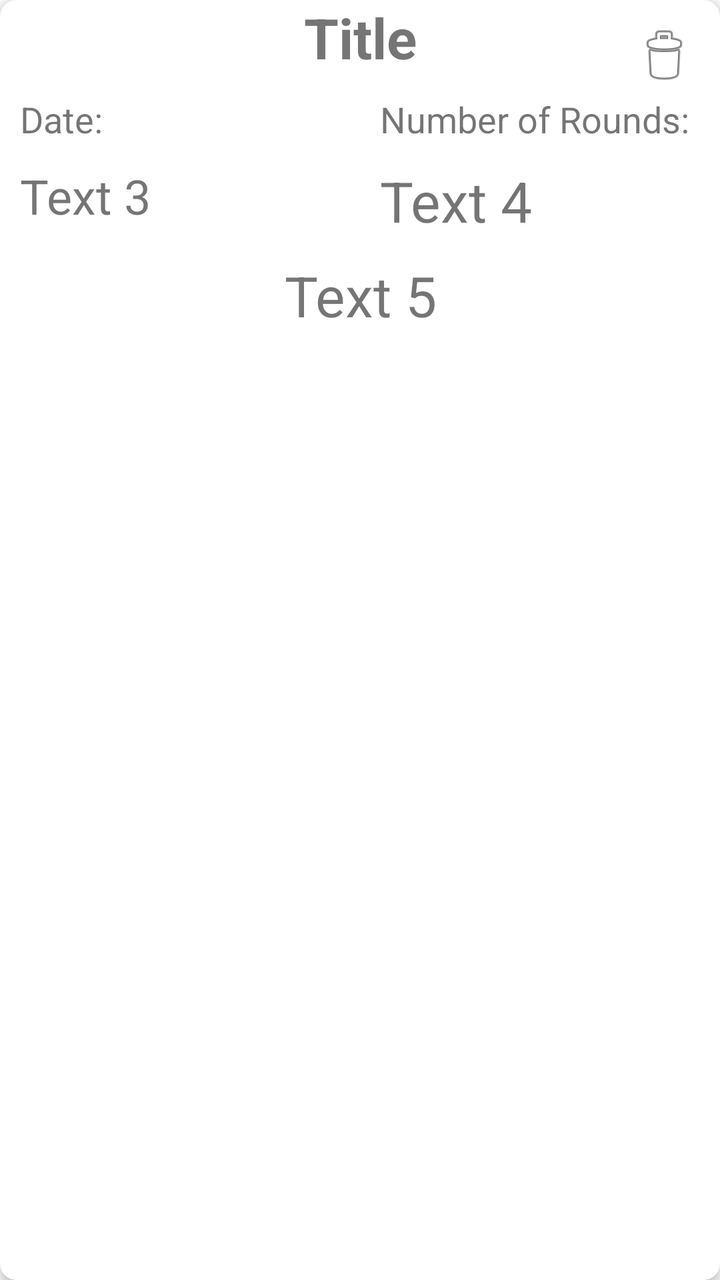
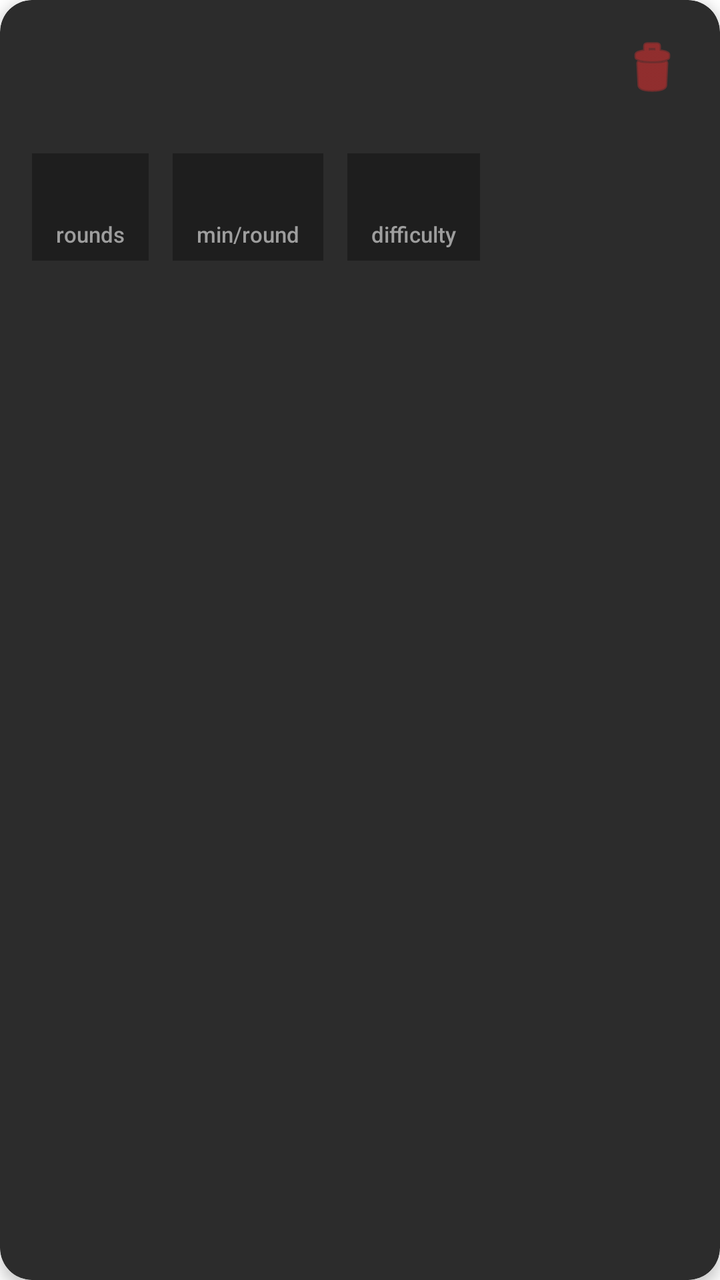

An Android layout rendered at two revisions. The XML below is the earlier revision; the diff shows what the commit changed to produce the second picture.
<!-- AndroidManifest.xml: application theme Theme.SparTime -->
<!-- res/layout/item_training.xml -->
<?xml version="1.0" encoding="utf-8"?>
<androidx.cardview.widget.CardView
    xmlns:android="http://schemas.android.com/apk/res/android"
    xmlns:app="http://schemas.android.com/apk/res-auto"
    android:layout_width="match_parent"
    android:layout_height="wrap_content"
    app:cardCornerRadius="8dp"
    app:cardElevation="4dp"
    android:layout_margin="16dp">

    <androidx.constraintlayout.widget.ConstraintLayout
        android:layout_width="match_parent"
        android:layout_height="wrap_content">

        <TextView
            android:id="@+id/textViewTitle"
            android:layout_width="match_parent"
            android:layout_height="wrap_content"
            android:text="Title"
            android:gravity="center"
            android:textSize="28sp"
            android:textStyle="bold"
            app:layout_constraintTop_toTopOf="parent"
            app:layout_constraintStart_toStartOf="parent"
            app:layout_constraintEnd_toEndOf="parent"
            app:layout_constraintBottom_toTopOf="@+id/textViewDateTitle"
            app:layout_constraintDimensionRatio="2:1" />

        <TextView
            android:id="@+id/textViewDateTitle"
            android:layout_width="0dp"
            android:layout_height="wrap_content"
            android:text="Date:"
            android:textSize="18sp"
            android:layout_margin="10dp"
            app:layout_constraintStart_toStartOf="parent"
            app:layout_constraintEnd_toStartOf="@+id/numOfRoundsTitle"
            app:layout_constraintTop_toBottomOf="@+id/textViewTitle" />

        <TextView
            android:id="@+id/numOfRoundsTitle"
            android:layout_width="0dp"
            android:layout_margin="10dp"
            android:layout_height="wrap_content"
            android:text="Number of Rounds:"
            android:textSize="18sp"
            app:layout_constraintTop_toBottomOf="@+id/textViewTitle"
            app:layout_constraintStart_toEndOf="@+id/textViewDateTitle"
            app:layout_constraintEnd_toEndOf="parent"/>

        <TextView
            android:id="@+id/textViewDate"
            android:layout_width="0dp"
            android:layout_height="wrap_content"
            android:text="Text 3"
            android:layout_margin="10dp"
            android:textSize="24sp"
            app:layout_constraintStart_toStartOf="parent"
            app:layout_constraintEnd_toStartOf="@+id/numOfRounds"
            app:layout_constraintTop_toBottomOf="@+id/numOfRoundsTitle" />

        <TextView
            android:id="@+id/numOfRounds"
            android:layout_width="0dp"
            android:layout_height="wrap_content"
            android:layout_marginStart="20dp"
            android:text="Text 4"
            android:textSize="28sp"
            android:layout_margin="10dp"
            app:layout_constraintTop_toBottomOf="@+id/numOfRoundsTitle"
            app:layout_constraintStart_toEndOf="@+id/textViewDate"
            app:layout_constraintEnd_toEndOf="parent"/>

        <TextView
            android:id="@+id/description"
            android:layout_width="match_parent"
            android:gravity="center"
            android:layout_height="wrap_content"
            android:layout_marginStart="20dp"
            android:text="Text 5"
            android:layout_margin="10dp"
            android:textSize="28sp"
            app:layout_constraintTop_toBottomOf="@+id/numOfRounds"
            app:layout_constraintStart_toStartOf="parent"
            app:layout_constraintEnd_toEndOf="parent"
            app:layout_constraintBottom_toBottomOf="parent" />

        <ImageButton
            android:id="@+id/deleteButton"
            android:layout_width="40dp"
            android:layout_height="40dp"
            android:layout_margin="8dp"
            android:background="?attr/selectableItemBackgroundBorderless"
            android:src="@android:drawable/ic_menu_delete"
            android:contentDescription="Delete training"
            app:layout_constraintEnd_toEndOf="parent"
            app:layout_constraintTop_toTopOf="parent" />

    </androidx.constraintlayout.widget.ConstraintLayout>
</androidx.cardview.widget.CardView>
<!-- resources referenced by this layout -->
<resources>
  <style name="Theme.SparTime" parent="Theme.MaterialComponents.DayNight.DarkActionBar">
          
          <item name="colorPrimary">#782E2E</item>
          <item name="colorPrimaryVariant">#782E2E</item>
          <item name="colorOnPrimary">@color/white</item>
          
          <item name="colorSecondary">@color/teal_200</item>
          <item name="colorSecondaryVariant">@color/teal_700</item>
          <item name="colorOnSecondary">@color/black</item>
          
          <item name="android:statusBarColor" tools:targetApi="l">?attr/colorPrimaryVariant</item>
          
      </style>
  <color name="white">#FFFFFFFF</color>
  <color name="teal_200">#FF03DAC5</color>
  <color name="teal_700">#FF018786</color>
  <color name="black">#FF000000</color>
</resources>

<!-- the commit's change to res/layout/item_training.xml (unified diff, before → after) -->
@@ -1,100 +1,170 @@
 <?xml version="1.0" encoding="utf-8"?>
-<androidx.cardview.widget.CardView
+<com.google.android.material.card.MaterialCardView
     xmlns:android="http://schemas.android.com/apk/res/android"
     xmlns:app="http://schemas.android.com/apk/res-auto"
     android:layout_width="match_parent"
     android:layout_height="wrap_content"
-    app:cardCornerRadius="8dp"
-    app:cardElevation="4dp"
-    android:layout_margin="16dp">
+    android:layout_marginHorizontal="4dp"
+    android:layout_marginVertical="6dp"
+    app:cardBackgroundColor="@color/surface"
+    app:cardCornerRadius="16dp"
+    app:cardElevation="4dp">
 
     <androidx.constraintlayout.widget.ConstraintLayout
         android:layout_width="match_parent"
-        android:layout_height="wrap_content">
+        android:layout_height="wrap_content"
+        android:padding="16dp">
 
+        
         <TextView
             android:id="@+id/textViewTitle"
-            android:layout_width="match_parent"
-            android:layout_height="wrap_content"
-            android:text="Title"
-            android:gravity="center"
-            android:textSize="28sp"
-            android:textStyle="bold"
-            app:layout_constraintTop_toTopOf="parent"
-            app:layout_constraintStart_toStartOf="parent"
-            app:layout_constraintEnd_toEndOf="parent"
-            app:layout_constraintBottom_toTopOf="@+id/textViewDateTitle"
-            app:layout_constraintDimensionRatio="2:1" />
-
-        <TextView
-            android:id="@+id/textViewDateTitle"
             android:layout_width="0dp"
             android:layout_height="wrap_content"
-            android:text="Date:"
-            android:textSize="18sp"
-            android:layout_margin="10dp"
+            android:fontFamily="sans-serif-black"
+            android:textColor="@color/white"
+            android:textSize="20sp"
+            app:layout_constraintEnd_toStartOf="@+id/deleteButton"
             app:layout_constraintStart_toStartOf="parent"
-            app:layout_constraintEnd_toStartOf="@+id/numOfRoundsTitle"
-            app:layout_constraintTop_toBottomOf="@+id/textViewTitle" />
+            app:layout_constraintTop_toTopOf="parent" />
 
-        <TextView
-            android:id="@+id/numOfRoundsTitle"
-            android:layout_width="0dp"
-            android:layout_margin="10dp"
-            android:layout_height="wrap_content"
-            android:text="Number of Rounds:"
-            android:textSize="18sp"
-            app:layout_constraintTop_toBottomOf="@+id/textViewTitle"
-            app:layout_constraintStart_toEndOf="@+id/textViewDateTitle"
-            app:layout_constraintEnd_toEndOf="parent"/>
+        
+        <ImageButton
+            android:id="@+id/deleteButton"
+            android:layout_width="36dp"
+            android:layout_height="36dp"
+            android:background="?attr/selectableItemBackgroundBorderless"
+            android:contentDescription="Delete training"
+            android:src="@android:drawable/ic_menu_delete"
+            android:tint="@color/accent_red"
+            app:layout_constraintEnd_toEndOf="parent"
+            app:layout_constraintTop_toTopOf="parent" />
 
+        
         <TextView
             android:id="@+id/textViewDate"
             android:layout_width="0dp"
             android:layout_height="wrap_content"
-            android:text="Text 3"
-            android:layout_margin="10dp"
-            android:textSize="24sp"
+            android:layout_marginTop="4dp"
+            android:fontFamily="sans-serif-medium"
+            android:textColor="@color/gray_medium"
+            android:textSize="13sp"
+            app:layout_constraintEnd_toEndOf="parent"
             app:layout_constraintStart_toStartOf="parent"
-            app:layout_constraintEnd_toStartOf="@+id/numOfRounds"
-            app:layout_constraintTop_toBottomOf="@+id/numOfRoundsTitle" />
+            app:layout_constraintTop_toBottomOf="@id/textViewTitle" />
 
-        <TextView
-            android:id="@+id/numOfRounds"
+        
+        <LinearLayout
+            android:id="@+id/statsRow"
             android:layout_width="0dp"
             android:layout_height="wrap_content"
-            android:layout_marginStart="20dp"
-            android:text="Text 4"
-            android:textSize="28sp"
-            android:layout_margin="10dp"
-            app:layout_constraintTop_toBottomOf="@+id/numOfRoundsTitle"
-            app:layout_constraintStart_toEndOf="@+id/textViewDate"
-            app:layout_constraintEnd_toEndOf="parent"/>
+            android:layout_marginTop="12dp"
+            android:gravity="start"
+            android:orientation="horizontal"
+            app:layout_constraintEnd_toEndOf="parent"
+            app:layout_constraintStart_toStartOf="parent"
+            app:layout_constraintTop_toBottomOf="@id/textViewDate">
 
+            
+            <LinearLayout
+                android:layout_width="wrap_content"
+                android:layout_height="wrap_content"
+                android:layout_marginEnd="12dp"
+                android:background="@color/background_secondary"
+                android:gravity="center"
+                android:orientation="vertical"
+                android:paddingHorizontal="12dp"
+                android:paddingVertical="6dp">
+
+                <TextView
+                    android:id="@+id/numOfRounds"
+                    android:layout_width="wrap_content"
+                    android:layout_height="wrap_content"
+                    android:fontFamily="sans-serif-black"
+                    android:textColor="@color/timer_active"
+                    android:textSize="20sp" />
+
+                <TextView
+                    android:layout_width="wrap_content"
+                    android:layout_height="wrap_content"
+                    android:fontFamily="sans-serif-medium"
+                    android:text="rounds"
+                    android:textColor="@color/gray_medium"
+                    android:textSize="11sp" />
+
+            </LinearLayout>
+
+            
+            <LinearLayout
+                android:layout_width="wrap_content"
+                android:layout_height="wrap_content"
+                android:layout_marginEnd="12dp"
+                android:background="@color/background_secondary"
+                android:gravity="center"
+                android:orientation="vertical"
+                android:paddingHorizontal="12dp"
+                android:paddingVertical="6dp">
+
+                <TextView
+                    android:id="@+id/roundDuration"
+                    android:layout_width="wrap_content"
+                    android:layout_height="wrap_content"
+                    android:fontFamily="sans-serif-black"
+                    android:textColor="@color/accent_orange"
+                    android:textSize="20sp" />
+
+                <TextView
+                    android:layout_width="wrap_content"
+                    android:layout_height="wrap_content"
+                    android:fontFamily="sans-serif-medium"
+                    android:text="min/round"
+                    android:textColor="@color/gray_medium"
+                    android:textSize="11sp" />
+
+            </LinearLayout>
+
+            
+            <LinearLayout
+                android:layout_width="wrap_content"
+                android:layout_height="wrap_content"
+                android:background="@color/background_secondary"
+                android:gravity="center"
+                android:orientation="vertical"
+                android:paddingHorizontal="12dp"
+                android:paddingVertical="6dp">
+
+                <TextView
+                    android:id="@+id/difficultyValue"
+                    android:layout_width="wrap_content"
+                    android:layout_height="wrap_content"
+                    android:fontFamily="sans-serif-black"
+                    android:textColor="@color/timer_warning"
+                    android:textSize="20sp" />
+
+                <TextView
+                    android:layout_width="wrap_content"
+                    android:layout_height="wrap_content"
+                    android:fontFamily="sans-serif-medium"
+                    android:text="difficulty"
+                    android:textColor="@color/gray_medium"
+                    android:textSize="11sp" />
+
+            </LinearLayout>
+
+        </LinearLayout>
+
+        
         <TextView
             android:id="@+id/description"
-            android:layout_width="match_parent"
-            android:gravity="center"
+            android:layout_width="0dp"
             android:layout_height="wrap_content"
-            android:layout_marginStart="20dp"
-            android:text="Text 5"
-            android:layout_margin="10dp"
-            android:textSize="28sp"
-            app:layout_constraintTop_toBottomOf="@+id/numOfRounds"
+            android:layout_marginTop="8dp"
+            android:fontFamily="sans-serif-medium"
+            android:textColor="@color/gray_medium"
+            android:textSize="13sp"
+            app:layout_constraintEnd_toEndOf="parent"
             app:layout_constraintStart_toStartOf="parent"
-            app:layout_constraintEnd_toEndOf="parent"
-            app:layout_constraintBottom_toBottomOf="parent" />
-
-        <ImageButton
-            android:id="@+id/deleteButton"
-            android:layout_width="40dp"
-            android:layout_height="40dp"
-            android:layout_margin="8dp"
-            android:background="?attr/selectableItemBackgroundBorderless"
-            android:src="@android:drawable/ic_menu_delete"
-            android:contentDescription="Delete training"
-            app:layout_constraintEnd_toEndOf="parent"
-            app:layout_constraintTop_toTopOf="parent" />
+            app:layout_constraintTop_toBottomOf="@id/statsRow" />
 
     </androidx.constraintlayout.widget.ConstraintLayout>
-</androidx.cardview.widget.CardView>
+
+</com.google.android.material.card.MaterialCardView>
<!-- resource entries referenced after the edit -->
@@ -1,5 +1,12 @@
 <!-- resources referenced by this layout -->
 <resources>
+  <color name="accent_orange">#FF6F00</color>
+  <color name="accent_red">#D32F2F</color>
+  <color name="background_secondary">#1E1E1E</color>
+  <color name="gray_medium">#9E9E9E</color>
+  <color name="surface">#2C2C2C</color>
+  <color name="timer_active">#4CAF50</color>
+  <color name="timer_warning">#FF9800</color>
   <style name="Theme.SparTime" parent="Theme.MaterialComponents.DayNight.DarkActionBar">
           
           <item name="colorPrimary">#782E2E</item>
